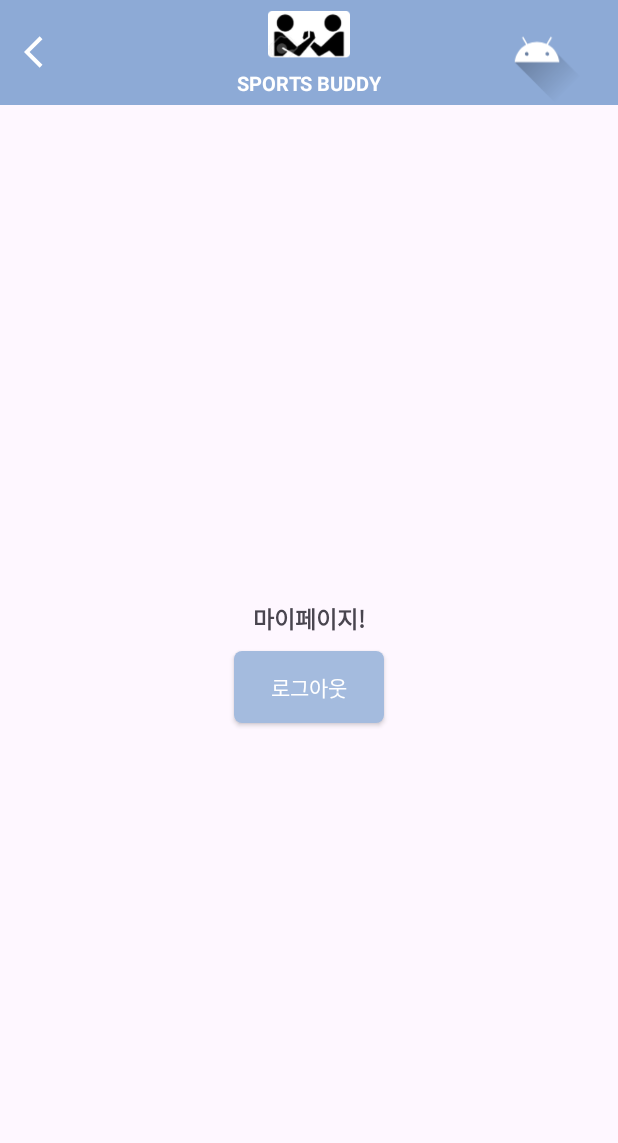
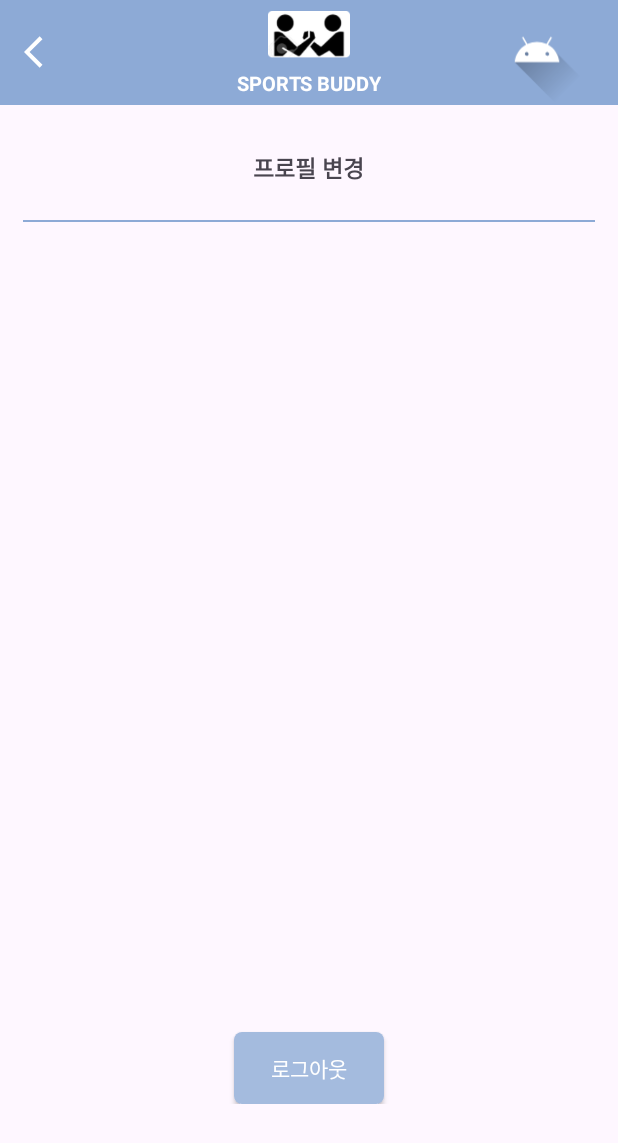
Before and after one commit to t1nm1ksun/SportsBuddy, an Android app: the MypageActivity screen opened directly, with no data from a screen before it, on a phone screen of 412 x 824 dp. Shown: the top 1143 px of the screen. Run offline under Robolectric (Android 15) with nearby library versions, the phone set to English and light mode, and no system bars; our stand-ins replace Firebase (no records; nobody signed in at launch, a user with empty details on screens opened directly).

Commit message:
mypage edit

```diff
--- a/app/src/main/res/layout/activity_mypage.xml
+++ b/app/src/main/res/layout/activity_mypage.xml
@@ -57,27 +57,42 @@
 
     </androidx.appcompat.widget.Toolbar>
 
+    <LinearLayout
+        android:layout_width="match_parent"
+        android:layout_height="wrap_content"
+        android:orientation="vertical"
+        app:layout_constraintTop_toBottomOf="@+id/toolbar1"
+        android:layout_marginTop="30dp"
+        >
         <TextView
             android:id="@+id/mainpage"
             android:layout_width="wrap_content"
             android:layout_height="wrap_content"
-        app:layout_constraintTop_toTopOf="parent"
-        app:layout_constraintBottom_toBottomOf="parent"
-        app:layout_constraintStart_toStartOf="parent"
-        app:layout_constraintEnd_toEndOf="parent"
-        android:text="마이페이지!"
+            android:layout_gravity="center"
+            android:text="프로필 변경"
             android:textSize="15sp"
             android:textStyle="bold"
             />
+
+        <View
+            android:id="@+id/line"
+            android:layout_width="match_parent"
+            android:layout_height="1dp"
+            android:background="#8DAAD6"
+            android:layout_marginLeft="15dp"
+            android:layout_marginRight="15dp"
+            app:layout_constraintTop_toBottomOf="@id/mainpage"
+            android:layout_marginTop="23dp"
+            />
+
 
         <androidx.appcompat.widget.AppCompatButton
             android:id="@+id/logout"
             android:layout_width="wrap_content"
             android:layout_height="48dp"
-        app:layout_constraintTop_toBottomOf="@id/mainpage"
-        app:layout_constraintStart_toStartOf="parent"
-        app:layout_constraintEnd_toEndOf="parent"
-        android:layout_marginTop="10dp"
+            app:layout_constraintTop_toBottomOf="@id/line"
+            android:layout_gravity="center"
+            android:layout_marginTop="540dp"
             android:textSize="14sp"
             android:text="로그아웃"
             android:paddingRight="10dp"
@@ -86,4 +101,6 @@
             android:background="@drawable/baseline_bluesquare_24"
             />
 
+    </LinearLayout>
+
 </androidx.constraintlayout.widget.ConstraintLayout>
```
Lines whose indentation alone changed are shown as unchanged.
